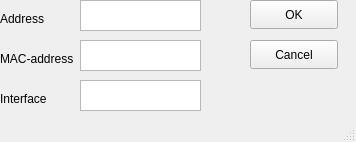
Before: the Qt Designer form loginGUI/addArp.ui in adiosko/mikrotik, drawn with Qt 5.
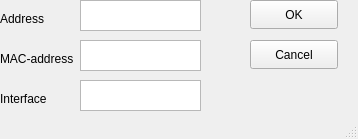
After: the same form once the commit is applied.

```diff
--- a/loginGUI/addArp.ui
+++ b/loginGUI/addArp.ui
@@ -6,8 +6,8 @@
    <rect>
     <x>0</x>
     <y>0</y>
-    <width>356</width>
-    <height>142</height>
+    <width>358</width>
+    <height>139</height>
    </rect>
   </property>
   <property name="windowTitle">
```
